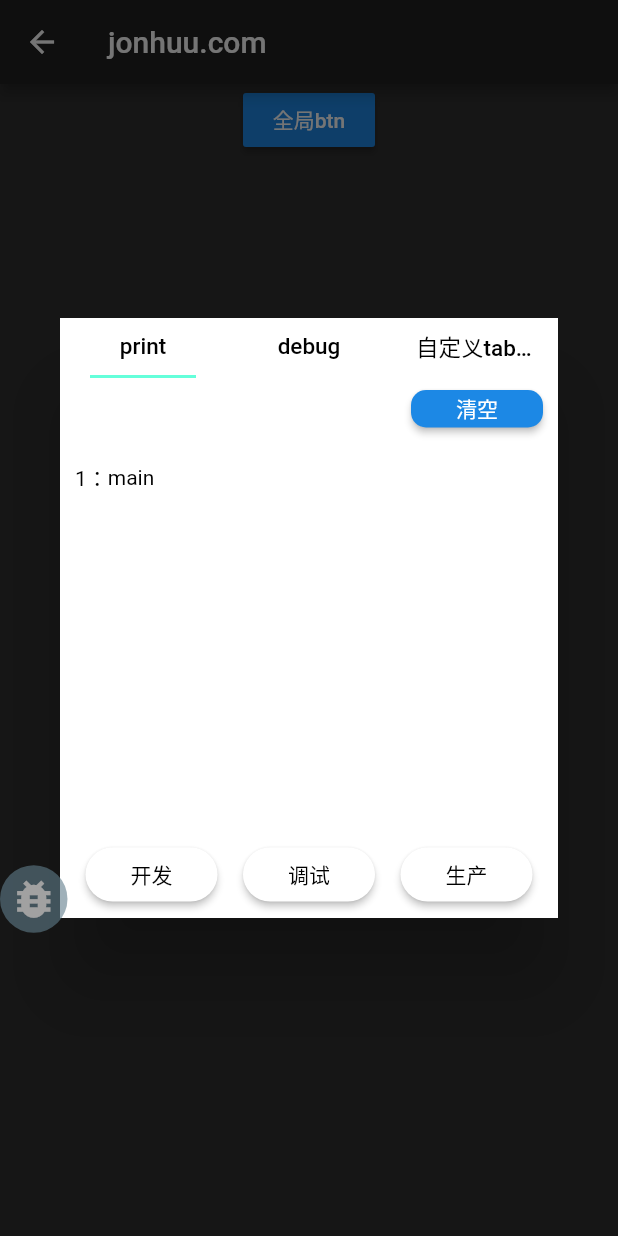
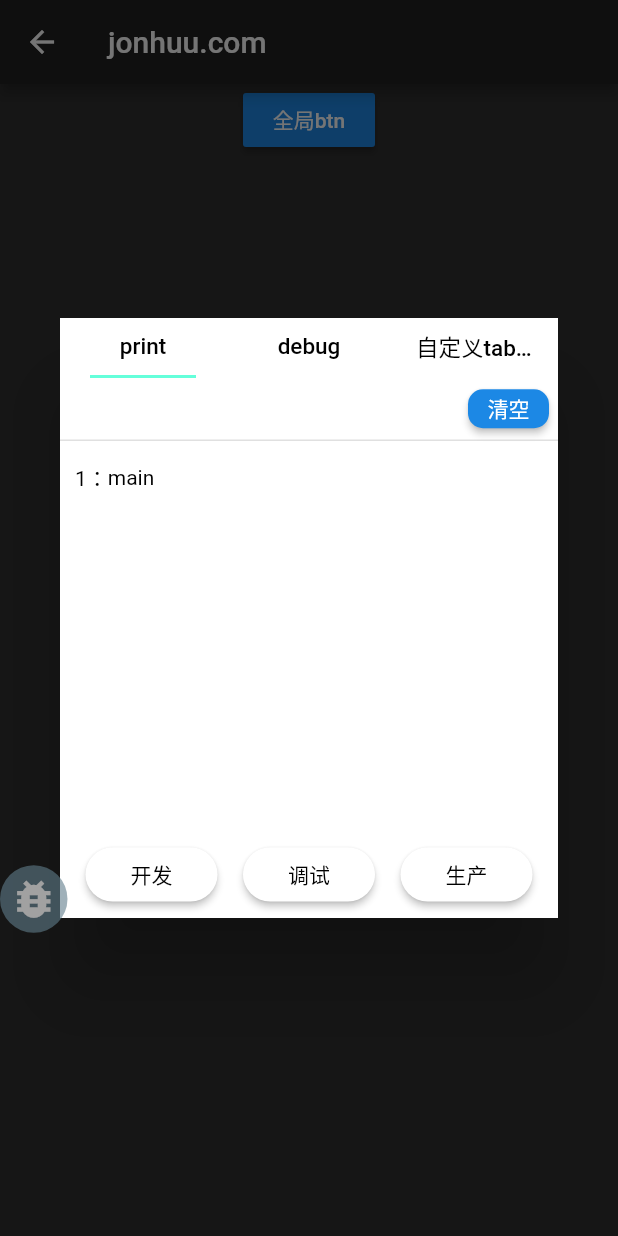
Before and after one commit to tec8297729/jh_debug, a Flutter app: the DetailsPage screen opened by its route, after a tap on "全局btn", after a tap on the "bug report" icon, on a phone screen of 412 x 824 dp. Run offline on Flutter 3.47's test engine with Material 2 defaults, Android fonts, the phone set to English and light mode, and no system bars; our stand-ins replace dio; statements that could not run were skipped.

Commit message:
组件按钮拆分,性能优化

```diff
--- a/lib/index.dart
+++ b/lib/index.dart
@@ -79,7 +79,7 @@ class JhDebug {
     jhConfig.printRecord = printRecord;
     jhConfig.debugRecord = debugRecord;
     jhConfig.debugModeFull = debugModeFull;
-    // jhConfig.context = context;
+
     jhConfig.scrollFlag = scrollFlag;
     _initFlag = true;
     _context = context;
--- a/lib/page/TabsWrap.dart
+++ b/lib/page/TabsWrap.dart
@@ -157,7 +157,6 @@ class _TabsWrapState extends State<TabsWrap>
                 btnTitle1: widget.btnTitle1,
                 btnTitle2: widget.btnTitle2,
                 btnTitle3: widget.btnTitle3,
-                initTabsWidget: _initTabsWidget,
                 customBottomWidge: widget.customBottomWidge,
               ),
           ],
--- /dev/null
+++ b/lib/page/components/BaseBtn/BaseBtn.dart
@@ -0,0 +1,31 @@
+import 'package:flutter/material.dart';
+
+class BaseBtn extends StatelessWidget {
+  const BaseBtn({
+    Key key,
+    @required this.text,
+    this.onPressed,
+  }) : super(key: key);
+
+  final String text;
+
+  final VoidCallback onPressed;
+
+  @override
+  Widget build(BuildContext context) {
+    return ButtonTheme(
+      minWidth: 1,
+      height: 26,
+      child: RaisedButton(
+        onPressed: onPressed,
+        textColor: Colors.white,
+        color: Color(0xFF1C88E5),
+        padding: EdgeInsets.symmetric(horizontal: 13),
+        shape: RoundedRectangleBorder(
+          borderRadius: BorderRadius.circular(10),
+        ),
+        child: Text(text, style: TextStyle(fontSize: 14)),
+      ),
+    );
+  }
+}
--- a/lib/page/components/BottomWrap/BottomWrap.dart
+++ b/lib/page/components/BottomWrap/BottomWrap.dart
@@ -10,7 +10,6 @@ class BottomWrap extends StatelessWidget {
     @required this.btnTitle1,
     @required this.btnTitle2,
     @required this.btnTitle3,
-    @required this.initTabsWidget,
   });
   final Widget customBottomWidge;
   final VoidCallback btnTap1;
@@ -19,7 +18,6 @@ class BottomWrap extends StatelessWidget {
   final String btnTitle1;
   final String btnTitle2;
   final String btnTitle3;
-  final Function initTabsWidget;
 
   @override
   Widget build(BuildContext context) {
@@ -55,7 +53,6 @@ class BottomWrap extends StatelessWidget {
           } else {
             JhUtils.toastTips('请自定义你的按钮事件');
           }
-          initTabsWidget();
         },
         shape: RoundedRectangleBorder(
           borderRadius: BorderRadius.circular(20),
--- a/lib/page/components/PrintTab/components/LogHeader.dart
+++ b/lib/page/components/PrintTab/components/LogHeader.dart
@@ -1,5 +1,6 @@
 import 'package:flutter/material.dart';
 import 'package:jh_debug/jh_debug.dart';
+import 'package:jh_debug/page/components/BaseBtn/BaseBtn.dart';
 import 'package:jh_debug/utils/utls.dart';
 
 /// 日志内容区头部组件
@@ -9,25 +10,30 @@ class LogHeader extends StatefulWidget {
 }
 
 class _LogHeaderState extends State<LogHeader> {
-  Color _textColor = Colors.black;
-
   @override
   Widget build(BuildContext context) {
     return Container(
-      padding: EdgeInsets.fromLTRB(10, 8, 10, 3),
-      height: 36,
-      color: Colors.white,
+      alignment: Alignment.center,
+      height: 42,
+      padding: EdgeInsets.only(right: 6),
+      decoration: BoxDecoration(
+        // 分割线
+        border: Border(
+          bottom: BorderSide(
+            width: 1,
+            color: Colors.black12,
+          ),
+        ),
+        // color: Colors.red,
+      ),
       child: IndexedStack(
         index: 0,
         children: <Widget>[
           Row(
-            mainAxisAlignment: MainAxisAlignment.spaceBetween,
             children: <Widget>[
-              Container(
-                child: Text(
-                  '',
-                  style: TextStyle(color: _textColor),
-                ),
+              Expanded(
+                flex: 1,
+                child: Text(''),
               ),
               clearBtnWidget(),
             ],
@@ -39,7 +45,7 @@ class _LogHeaderState extends State<LogHeader> {
 
   // 暂定
   Widget searchBtnWidget() {
-    return baseBtnWrap(
+    return BaseBtn(
       text: '搜索',
       onPressed: () {
         setState(() {});
@@ -49,7 +55,7 @@ class _LogHeaderState extends State<LogHeader> {
 
   /// 清空日志按钮组件
   Widget clearBtnWidget() {
-    return baseBtnWrap(
+    return BaseBtn(
       text: '清空',
       onPressed: () {
         setState(() {
@@ -59,21 +65,4 @@ class _LogHeaderState extends State<LogHeader> {
       },
     );
   }
-
-  /// 按钮基础层
-  Widget baseBtnWrap(
-      {@required String text, @required VoidCallback onPressed}) {
-    return Container(
-      // width: 90,
-      child: RaisedButton(
-        onPressed: onPressed,
-        textColor: Colors.white,
-        color: Color(0xFF1C88E5),
-        shape: RoundedRectangleBorder(
-          borderRadius: BorderRadius.circular(10),
-        ),
-        child: Text(text, style: TextStyle(fontSize: 14)),
-      ),
-    );
-  }
 }
--- a/lib/utils/logData_utls.dart
+++ b/lib/utils/logData_utls.dart
@@ -17,8 +17,6 @@ class LogDataUtls {
     _printStream = _printCtr.stream.asBroadcastStream();
     _debugStream = _debugCtr.stream.asBroadcastStream();
     _printStream.listen((data) {
-      // Future.delayed(Duration(seconds: 1));
-      // sqlUtil.insertDbPrint(data);
       return _printLogAll;
     });
   }
--- a/lib/utils/utls.dart
+++ b/lib/utils/utls.dart
@@ -1,6 +1,5 @@
 import 'package:flutter/material.dart';
 import 'package:flutter/services.dart';
-import 'package:fluttertoast/fluttertoast.dart';
 import '../config/jh_config.dart' show jhConfig;
 import '../components/JhToast/JhToast.dart';
 
```
Also changed, not shown: example/lib/TestPage.dart (+24 -19 lines), lib/page/components/DebugTab/components/LogHeader.dart (+4 -20 lines).
